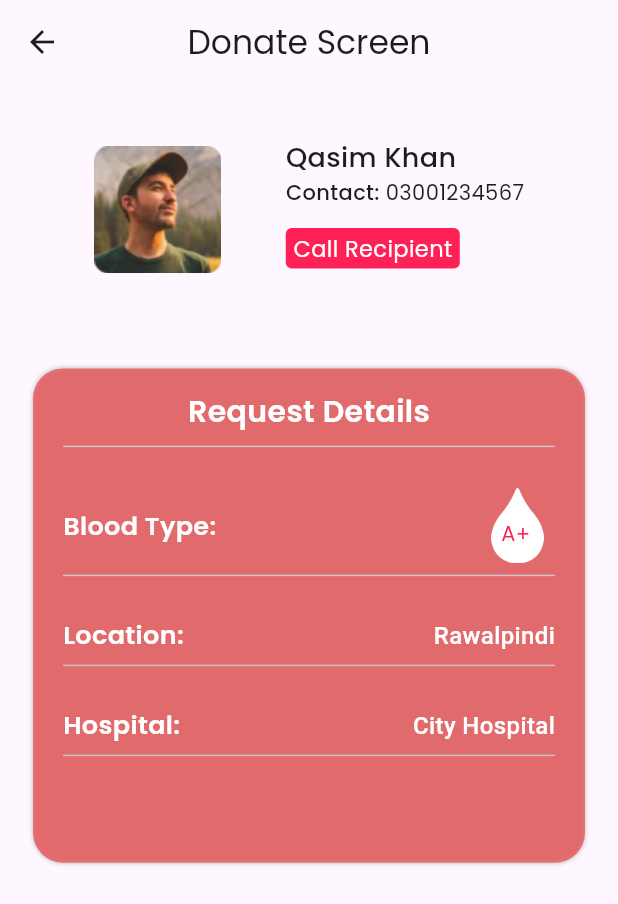
After one commit to Mamoonshahzad/BloodDonation, a Flutter app: the DonateScreen screen opened directly, on a phone screen of 412 x 824 dp. The commit adds this screen. Shown: the top 904 px of the screen. Run offline on Flutter 3.47's test engine with Material 2 defaults, Android fonts, the phone set to English and light mode, and no system bars; our stand-ins replace carousel_slider, flutter_svg, get, google_fonts, image_picker, otp_text_field.

Commit message:
30-10-2023 Updated many screen UI

```diff
--- /dev/null
+++ b/lib/controller/image_picker_controller.dart
@@ -0,0 +1 @@
+// TODO Implement this library.
--- a/lib/main.dart
+++ b/lib/main.dart
@@ -2,6 +2,8 @@ import 'package:blood_donation_app/ui/LoginRegisterScreens/forgot_password.dart'
 import 'package:blood_donation_app/ui/LoginRegisterScreens/login.dart';
 import 'package:blood_donation_app/ui/LoginRegisterScreens/register_screen.dart';
 import 'package:blood_donation_app/ui/LoginRegisterScreens/welcome_screen.dart';
+import 'package:blood_donation_app/ui/donate_screen.dart';
+import 'package:blood_donation_app/ui/edit_profile_screen.dart';
 import 'package:blood_donation_app/ui/find_donors_screen.dart';
 import 'package:blood_donation_app/ui/home_screen.dart';
 import 'package:blood_donation_app/ui/LoginRegisterScreens/onboarding_screen.dart';
@@ -13,6 +15,7 @@ import 'package:blood_donation_app/ui/LoginRegisterScreens/splash_screen.dart';
 import 'package:blood_donation_app/ui/youtube.dart';
 import 'package:flutter/material.dart';
 import 'package:get/get.dart';
+import 'package:google_fonts/google_fonts.dart';
 
 void main() {
   runApp(const MyApp());
--- a/lib/ui/campaign_screen.dart
+++ b/lib/ui/campaign_screen.dart
@@ -17,7 +17,7 @@ class _CampaignScreenState extends State<CampaignScreen> {
       ),
       body: SingleChildScrollView(
         child: Padding(
-          padding: const EdgeInsets.only(left: 20, right: 20),
+          padding: const EdgeInsets.symmetric(horizontal: 20),
           child: Column(
             children: [
               Container(
--- /dev/null
+++ b/lib/ui/donate_screen.dart
@@ -0,0 +1,206 @@
+import 'package:blood_donation_app/utils/app_urls.dart';
+import 'package:blood_donation_app/widgets/constant_colors.dart';
+import 'package:blood_donation_app/widgets/donate_widget.dart';
+import 'package:blood_donation_app/widgets/reusable_button.dart';
+import 'package:flutter/material.dart';
+import 'package:google_fonts/google_fonts.dart';
+
+class DonateScreen extends StatelessWidget {
+  const DonateScreen({super.key});
+
+  @override
+  Widget build(BuildContext context) {
+    return Scaffold(
+      appBar: AppBar(
+        centerTitle: true,
+        title: Text(
+          "Donate Screen",
+          style: GoogleFonts.poppins(),
+        ),
+      ),
+      body: SingleChildScrollView(
+        child: Padding(
+          padding: const EdgeInsets.symmetric(horizontal: 22),
+          child: Column(
+            children: [
+              const SizedBox(height: 22),
+              SizedBox(
+                width: Get.width * .8,
+                height: Get.height * .15,
+                child: Row(
+                  mainAxisAlignment: MainAxisAlignment.spaceAround,
+                  children: [
+                    Image.asset(
+                      'assets/images/ProfilePictures/pic1.png',
+                    ),
+                    Column(
+                      // mainAxisAlignment: MainAxisAlignment.spaceEvenly,
+                      crossAxisAlignment: CrossAxisAlignment.start,
+                      children: [
+                        const SizedBox(height: 14),
+                        Text('Qasim Khan',
+                            style: GoogleFonts.poppins(
+                              fontWeight: FontWeight.w500,
+                              fontSize: 18,
+                            )),
+                        Row(
+                          children: [
+                            Text('Contact:',
+                                style: GoogleFonts.poppins(
+                                    fontWeight: FontWeight.w500)),
+                            Text(' 03001234567',
+                                style: GoogleFonts.poppins(
+                                    fontWeight: FontWeight.w400))
+                          ],
+                        ),
+                        const SizedBox(height: 14),
+                        Container(
+                          padding: const EdgeInsets.symmetric(
+                              horizontal: 5, vertical: 3),
+                          decoration: BoxDecoration(
+                              borderRadius: BorderRadius.circular(4),
+                              color: mainColor),
+                          child: Center(
+                            child: Text(
+                              'Call Recipient',
+                              style: GoogleFonts.poppins(
+                                  color: Colors.white, fontSize: 15),
+                            ),
+                          ),
+                        ),
+                      ],
+                    ),
+                  ],
+                ),
+              ),
+              const SizedBox(height: 44),
+              Container(
+                width: Get.width * 8,
+                height: Get.height * .4,
+                decoration: const BoxDecoration(
+                    boxShadow: [
+                      BoxShadow(color: Colors.black26, blurRadius: 2)
+                    ],
+                    shape: BoxShape.rectangle,
+                    borderRadius: BorderRadius.all(Radius.circular(20)),
+                    color: Color.fromRGBO(236, 83, 83, 0.7647058823529411)),
+                child: Padding(
+                  padding:
+                      const EdgeInsets.symmetric(horizontal: 20, vertical: 15),
+                  child: Column(
+                    children: [
+                      Text(
+                        'Request Details',
+                        style: GoogleFonts.poppins(
+                            color: Colors.white,
+                            fontSize: 20,
+                            fontWeight: FontWeight.w600),
+                      ),
+                      const Divider(),
+                      const SizedBox(height: 20),
+                      Row(
+                        mainAxisAlignment: MainAxisAlignment.spaceBetween,
+                        children: [
+                          Text(
+                            'Blood Type: ',
+                            style: GoogleFonts.poppins(
+                                color: Colors.white,
+                                fontWeight: FontWeight.w600,
+                                fontSize: 17),
+                          ),
+                          Stack(
+                            children: [
+                              Image.asset(
+                                'assets/icons/BloodDrop.png',
+                                width: 50,
+                                height: 50,
+                                color: Colors.white,
+                              ),
+                              Positioned(
+                                  top: 20,
+                                  left: 14,
+                                  child: Text(
+                                    'A+',
+                                    style:
+                                        GoogleFonts.poppins(color: mainColor),
+                                  ))
+                            ],
+                          )
+                        ],
+                      ),
+                      const Divider(),
+                      const SizedBox(height: 20),
+                      Row(
+                        mainAxisAlignment: MainAxisAlignment.spaceBetween,
+                        children: [
+                          Text(
+                            'Location: ',
+                            style: GoogleFonts.poppins(
+                                color: Colors.white,
+                                fontWeight: FontWeight.w600,
+                                fontSize: 17),
+                          ),
+                          const Text(
+                            'Rawalpindi',
+                            style: TextStyle(
+                                color: Colors.white,
+                                fontWeight: FontWeight.w500,
+                                fontSize: 16),
+                          )
+                        ],
+                      ),
+                      const Divider(),
+                      const SizedBox(height: 20),
+                      Row(
+                        mainAxisAlignment: MainAxisAlignment.spaceBetween,
+                        children: [
+                          Text(
+                            'Hospital: ',
+                            style: GoogleFonts.poppins(
+                                color: Colors.white,
+                                fontWeight: FontWeight.w600,
+                                fontSize: 17),
+                          ),
+                          const Text(
+                            'City Hospital',
+                            style: TextStyle(
+                                color: Colors.white,
+                                fontWeight: FontWeight.w500,
+                                fontSize: 16),
+                          )
+                        ],
+                      ),
+                      const Divider(),
+                    ],
+                  ),
+                ),
+              ),
+
+              // DonateContainer(
+              //     title: 'Recipient Name',
+              //     text: 'Qasim Khan',
+              //     icon: Icons.person),
+              // const SizedBox(height: 22),
+              // DonateContainer(
+              //     title: 'Recipient Location',
+              //     text: 'Rawalpindi',
+              //     icon: Icons.location_on_outlined),
+              // const SizedBox(height: 22),
+              // DonateContainer(
+              //     title: 'Donation Center',
+              //     text: 'City Hospital',
+              //     icon: Icons.local_hospital),
+              // const SizedBox(height: 22),
+              // DonateContainer(
+              //   title: 'Contact No',
+              //   text: '030012345678',
+              //   icon: Icons.phone,
+              // ),
+              const SizedBox(height: 33),
+            ],
+          ),
+        ),
+      ),
+    );
+  }
+}
--- a/pubspec.yaml
+++ b/pubspec.yaml
@@ -24,6 +24,7 @@ dependencies:
   # The following adds the Cupertino Icons font to your application.
   # Use with the CupertinoIcons class for iOS style icons.
   cupertino_icons: ^1.0.2
+  image_picker:
   flutter_svg: ^2.0.7
   google_fonts: ^6.1.0
 
```
Also changed, not shown: lib/ui/LoginRegisterScreens/onboarding_screen.dart (+5 -6 lines), lib/ui/donors_profile_screen.dart (+26 -8 lines), lib/ui/edit_profile_screen.dart (added, +137 -0 lines), lib/ui/home_screen.dart (+1 -52 lines), lib/ui/profile_screen.dart (+14 -57 lines), lib/widgets/donate_widget.dart (added, +47 -0 lines), lib/widgets/edit_profile_fields.dart (added, +25 -0 lines), lib/widgets/home_screen_grid.dart (+0 -11 lines), assets/icons/bloodDrop.svg (added), assets/icons/camera.png (added), assets/icons/picture.png (added), pubspec.lock, 6 other files.
